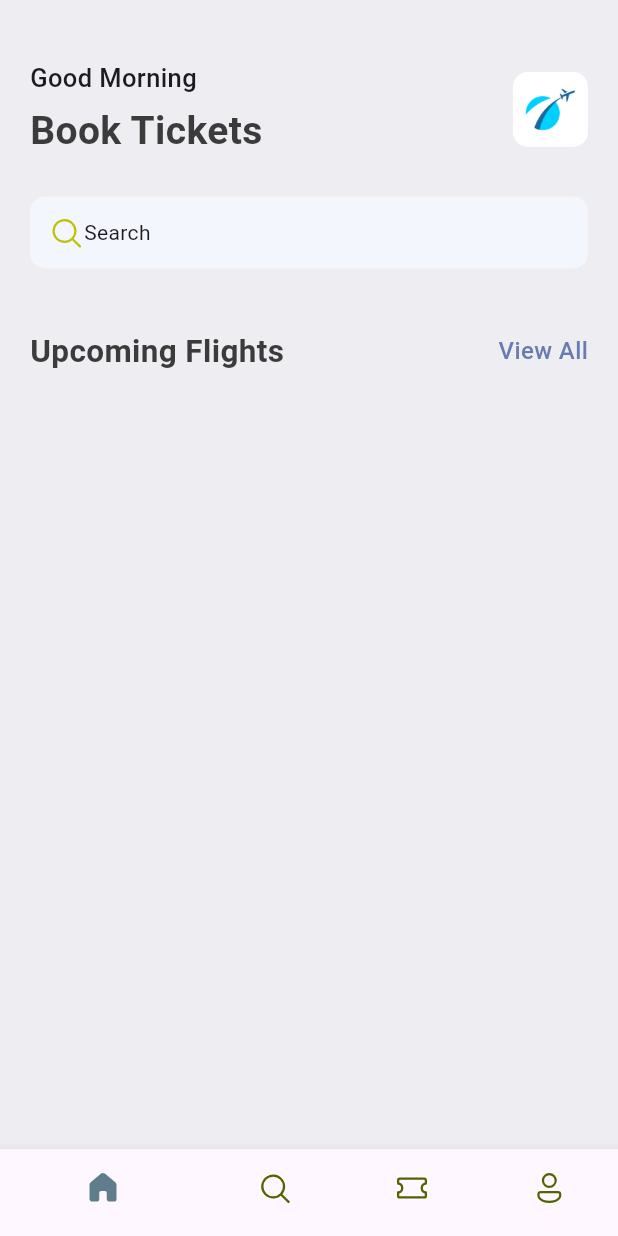
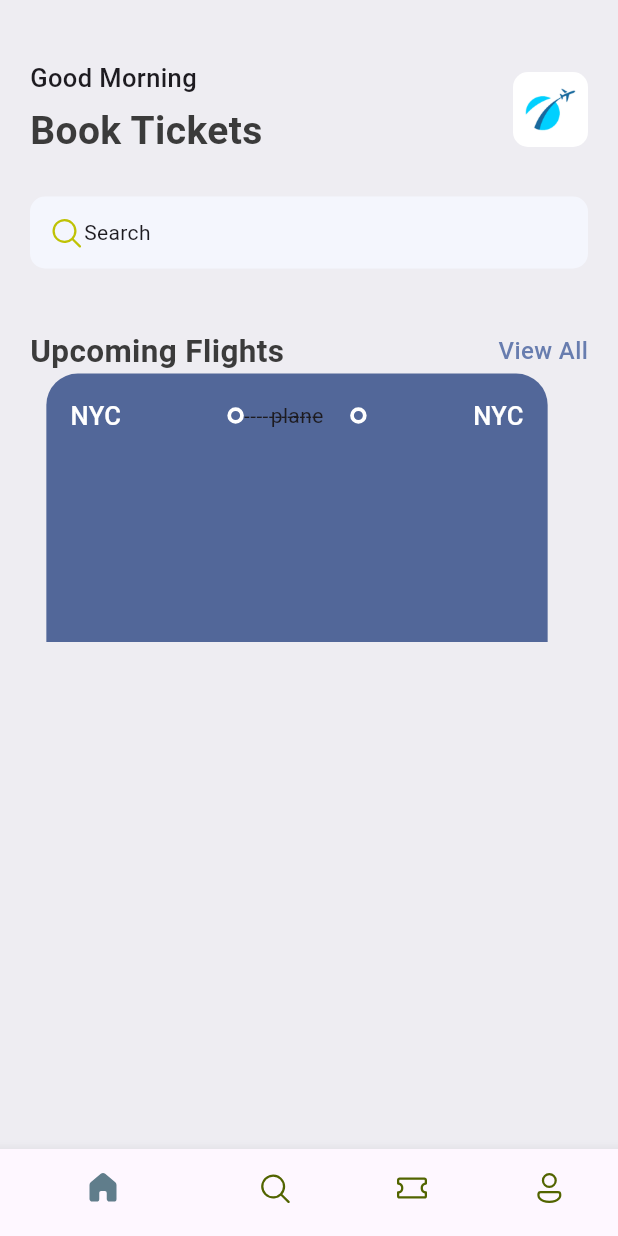
Before and after one commit to fateh97/ticket_app, a Flutter app: the screen it shows after launch, on a phone screen of 412 x 824 dp. Run offline on Flutter 3.47's test engine with Material 3 defaults, Android fonts, the phone set to English and light mode, and no system bars; our stand-ins replace fluentui_icons.

Commit message:
add ticket widget

```diff
--- a/lib/base/res/styles/app_styles.dart
+++ b/lib/base/res/styles/app_styles.dart
@@ -6,6 +6,7 @@ class AppStyles{
   static Color primaryColor = primary;
   static Color bgColor = const Color(0xFFeeedf2);
   static Color textColor = const Color(0xFF3b3b3b);
+  static Color ticketBlue = const Color(0xFF526799);
 
   static TextStyle textStyle = TextStyle(
       fontSize: 16,
--- /dev/null
+++ b/lib/base/widgets/big_dot.dart
@@ -0,0 +1,17 @@
+import 'package:flutter/cupertino.dart';
+import 'package:flutter/material.dart';
+
+class BigDot extends StatelessWidget {
+  const BigDot({super.key});
+
+  @override
+  Widget build(BuildContext context) {
+    return Container(
+      padding: EdgeInsets.all(3),
+      decoration: BoxDecoration(
+        border: Border.all(width: 2.5, color: Colors.white),
+        borderRadius: BorderRadius.circular(20)
+      ),
+    );
+  }
+}
--- /dev/null
+++ b/lib/base/widgets/ticket_view.dart
@@ -0,0 +1,49 @@
+import 'package:flutter/cupertino.dart';
+import 'package:flutter/material.dart';
+import 'package:ticket_app/base/res/styles/app_styles.dart';
+import 'package:ticket_app/base/widgets/big_dot.dart';
+
+class TicketView extends StatelessWidget {
+  const TicketView({super.key});
+
+  @override
+  Widget build(BuildContext context) {
+    final size = MediaQuery.of(context).size;
+    return SizedBox(
+      width: size.width * 0.85,
+      height: 179,
+      child: Container(
+        margin: EdgeInsets.only(right: 16),
+        padding: EdgeInsets.all(16),
+        decoration: BoxDecoration(
+            color: AppStyles.ticketBlue,
+            borderRadius: BorderRadius.only(topLeft: Radius.circular(21), topRight: Radius.circular(21))
+        ),
+        child: Column(
+          children: [
+            Row(
+              children: [
+                Text(
+                  "NYC", style: AppStyles.headLineStyle3.copyWith(color: Colors.white),
+                ),
+                Expanded(child: Container()),
+                const BigDot(),
+                Expanded(child: Stack(children: [
+                  SizedBox(
+                    child: Text("------------"),
+                  ),
+                  Center(child: Text("plane"),)
+                ])),
+                const BigDot(),
+                Expanded(child: Container()),
+                Text(
+                  "NYC", style: AppStyles.headLineStyle3.copyWith(color: Colors.white),
+                )
+              ],
+            )
+          ],
+        ),
+      ),
+    );
+  }
+}
--- a/lib/screens/home_screen.dart
+++ b/lib/screens/home_screen.dart
@@ -7,6 +7,7 @@ import 'package:flutter/widgets.dart';
 import 'package:ticket_app/base/res/media.dart';
 import 'package:ticket_app/base/res/styles/app_styles.dart';
 import 'package:ticket_app/base/widgets/app_double_text.dart';
+import 'package:ticket_app/base/widgets/ticket_view.dart';
 
 class HomeScreen extends StatelessWidget {
   const HomeScreen({super.key});
@@ -65,6 +66,7 @@ class HomeScreen extends StatelessWidget {
                 ),
                 const SizedBox(height: 40,),
                 const AppDoubleText(bigText: 'Upcoming Flights',smallText: 'View All',),
+                TicketView()
               ],
             ),
           ),
```
